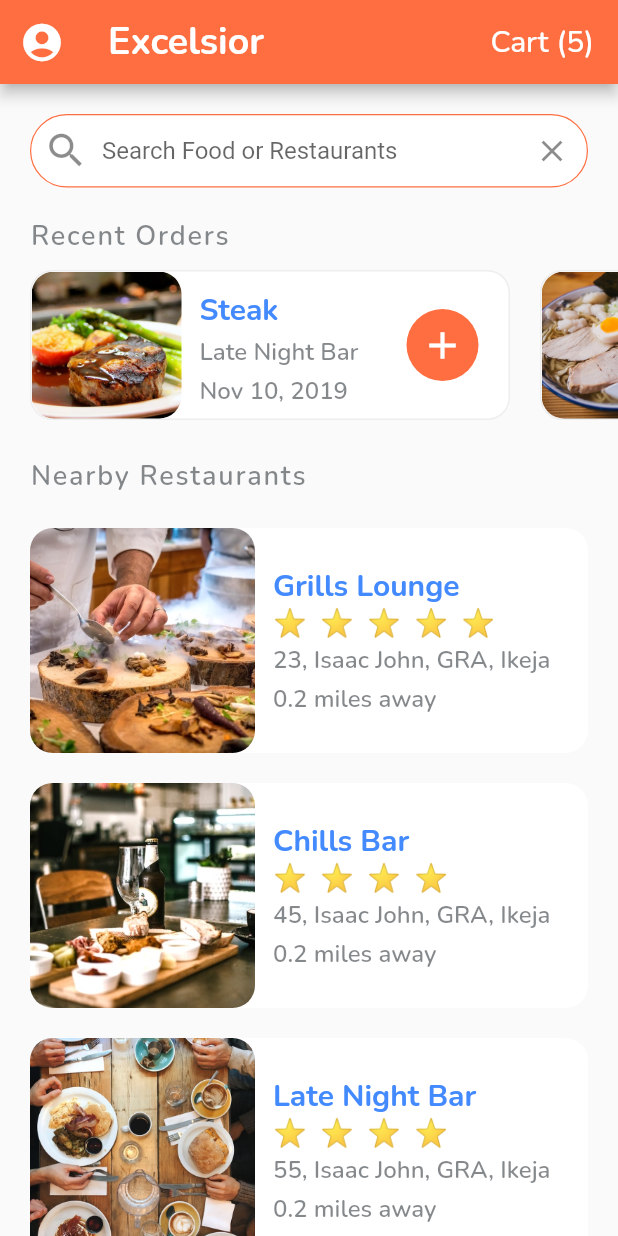
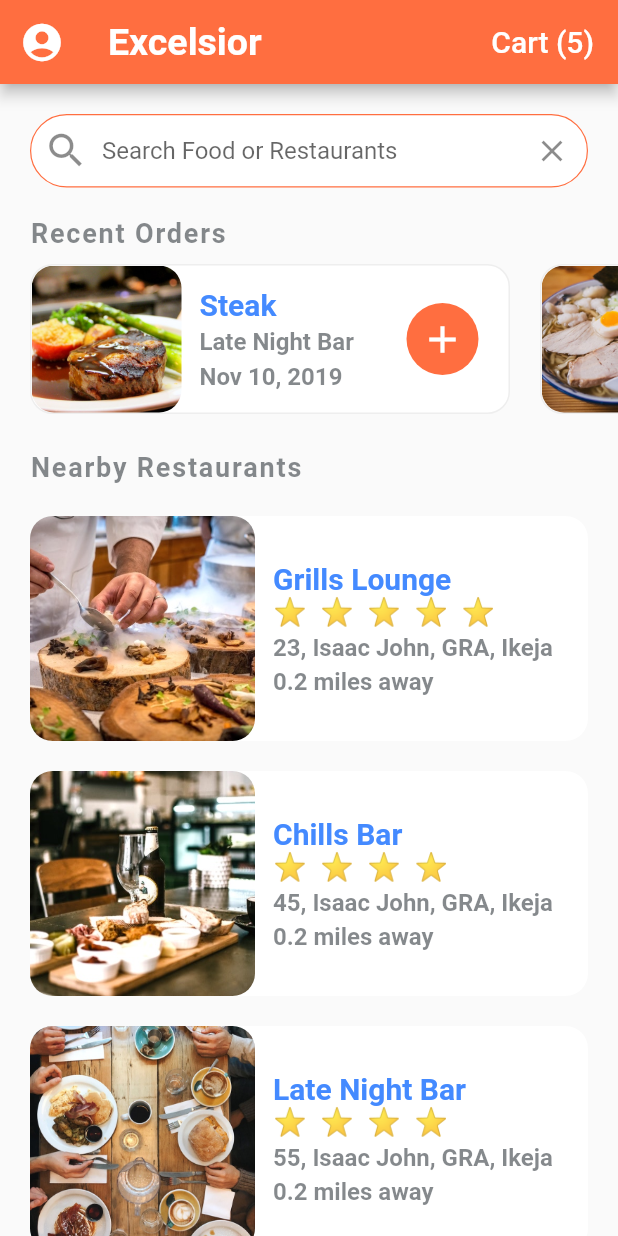
Before and after one commit to AndyWams/excelsior, a Flutter app: the screen it shows after launch, on a phone screen of 412 x 824 dp. Run offline on Flutter 3.47's test engine with Material 2 defaults, Android fonts, the phone set to English and light mode, and no system bars.

Commit message:
removed font-styles

```diff
--- a/lib/styles.dart
+++ b/lib/styles.dart
@@ -2,35 +2,30 @@ import 'package:flutter/material.dart';
 
 const soft_grey = Color.fromRGBO(52, 58, 64, 0.6);
 const appBarText = TextStyle(
-  fontFamily: 'Nunito',
   fontWeight: FontWeight.w700,
   color: Colors.white,
   fontSize: 25,
 );
 
 const cartText = TextStyle(
-  fontFamily: 'Nunito',
   color: Colors.white,
   fontSize: 20,
 );
 
 const h2 = TextStyle(
   color: soft_grey,
-  fontFamily: 'Nunito',
   fontSize: 18.0,
   fontWeight: FontWeight.w600,
   letterSpacing: 1.2,
 );
 const h3 = TextStyle(
   color: Colors.blueAccent,
-  fontFamily: 'Nunito',
   fontSize: 20.0,
   fontWeight: FontWeight.bold,
 );
 
 const p = TextStyle(
   color: soft_grey,
-  fontFamily: 'Nunito',
   fontSize: 16.0,
   fontWeight: FontWeight.w600,
 );
```
Also changed, not shown: pubspec.yaml (+6 -6 lines).
